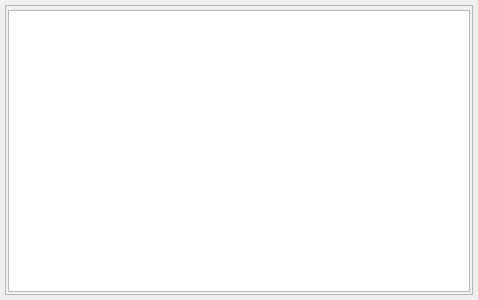
Qt form quickevent/app/quickevent/plugins/CardReader/src/cardreaderwidget.ui (Quick-Event/quickbox) before a commit.
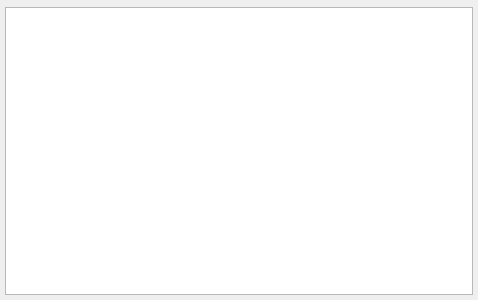
The same form after that commit. Custom widgets are drawn as their Qt base class.

Commit message: remove frame from CardReader module

What changed in the file:
```diff
--- a/quickevent/app/quickevent/plugins/CardReader/src/cardreaderwidget.ui
+++ b/quickevent/app/quickevent/plugins/CardReader/src/cardreaderwidget.ui
@@ -30,37 +30,10 @@
     <number>5</number>
    </property>
    <item>
-    <widget class="QFrame" name="frame">
-     <property name="frameShape">
-      <enum>QFrame::StyledPanel</enum>
-     </property>
-     <property name="frameShadow">
-      <enum>QFrame::Raised</enum>
-     </property>
-     <layout class="QVBoxLayout" name="verticalLayout_4">
-      <property name="spacing">
-       <number>2</number>
-      </property>
-      <property name="leftMargin">
-       <number>2</number>
-      </property>
-      <property name="topMargin">
-       <number>2</number>
-      </property>
-      <property name="rightMargin">
-       <number>2</number>
-      </property>
-      <property name="bottomMargin">
-       <number>2</number>
-      </property>
-      <item>
        <widget class="qf::qmlwidgets::TableViewToolBar" name="tblCardsTB" native="true"/>
       </item>
       <item>
        <widget class="qf::qmlwidgets::TableView" name="tblCards"/>
-      </item>
-     </layout>
-    </widget>
    </item>
   </layout>
  </widget>
```
Lines whose indentation alone changed are shown as unchanged.
